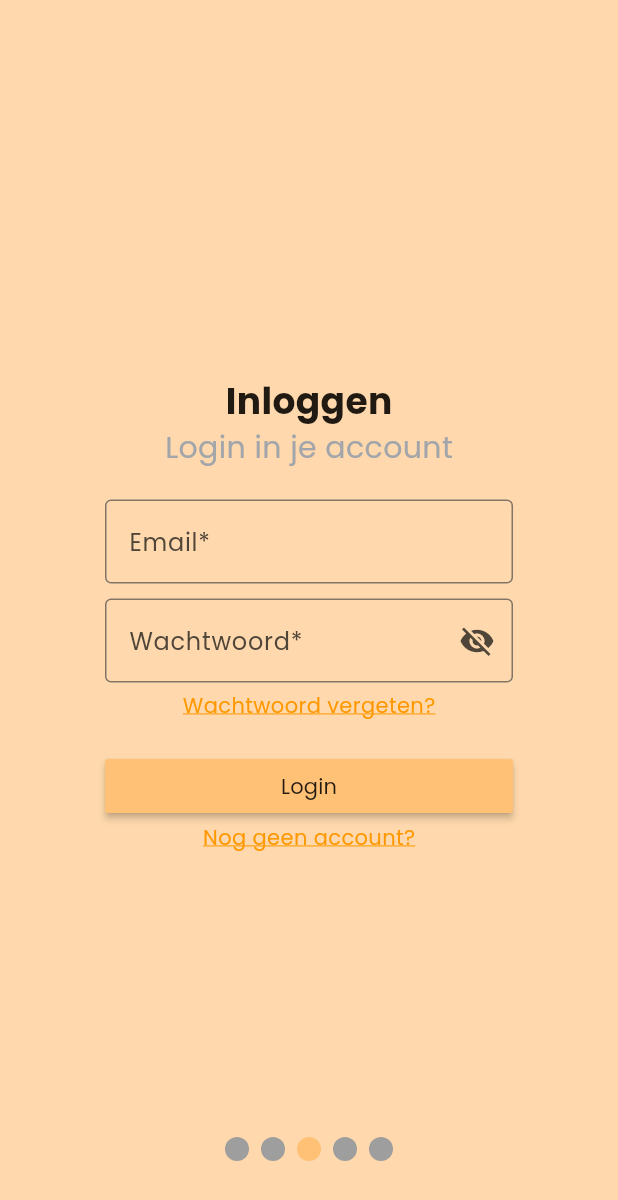
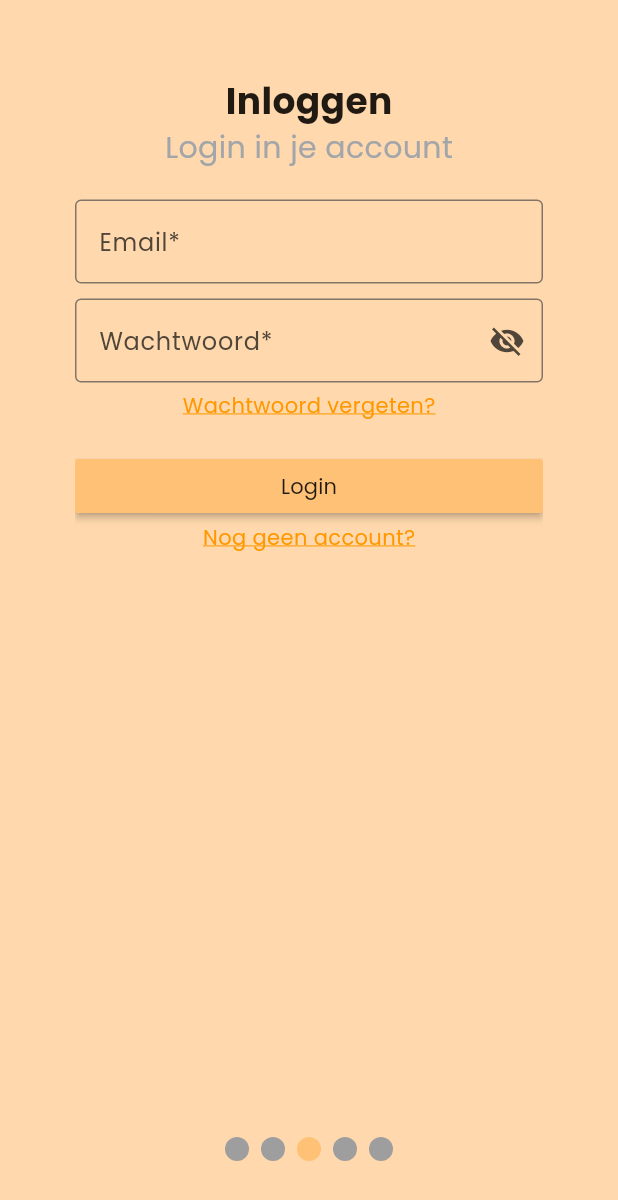
Before and after one commit to j-vseg/piwo, a Flutter app: the screen it shows after launch, swiped to page 3, on a phone screen of 412 x 824 dp. Shown: the top 1200 px of the screen. Run offline on Flutter 3.47's test engine with Material 3 defaults, Android fonts, the phone set to English and light mode, and no system bars; drawn by our look-alikes of smooth_page_indicator; our stand-ins replace accordion, firebase_auth, firebase_core, firebase_database, fl_chart, lottie and 2 more; accounts and stored records are empty.

```diff
--- a/lib/main.dart
+++ b/lib/main.dart
@@ -41,6 +41,7 @@ class MyApp extends StatelessWidget {
             seedColor: CustomColors.themePrimary,
           ),
         ),
+        debugShowCheckedModeBanner: false,
         home: const MyHomePage(),
       ),
     );
--- a/lib/views/login/login.dart
+++ b/lib/views/login/login.dart
@@ -39,8 +39,6 @@ class LoginPageState extends State<LoginPage> {
     return CustomScaffold(
       bodyPadding: const Padding(padding: EdgeInsets.all(0)),
       body: Center(
-        child: Padding(
-          padding: const EdgeInsets.only(top: 200.0, left: 20.0, right: 20.0),
         child: Column(
           children: [
             const Text(
@@ -64,6 +62,7 @@ class LoginPageState extends State<LoginPage> {
                 children: <Widget>[
                   TextFormField(
                     controller: _emailController,
+                    keyboardType: TextInputType.emailAddress,
                     decoration: const InputDecoration(
                       border: OutlineInputBorder(),
                       labelText: 'Email*',
@@ -198,7 +197,6 @@ class LoginPageState extends State<LoginPage> {
           ],
         ),
       ),
-      ),
     );
   }
 }
--- a/lib/views/settings/account.dart
+++ b/lib/views/settings/account.dart
@@ -113,6 +113,7 @@ class AccountPageState extends State<AccountPage> {
                       widget.emailController != null) ...[
                     TextFormField(
                       controller: widget.emailController,
+                      keyboardType: TextInputType.emailAddress,
                       decoration: InputDecoration(
                         border: const OutlineInputBorder(),
                         labelText: widget.isCreatingAccount ||
```
Lines whose indentation alone changed are shown as unchanged.
